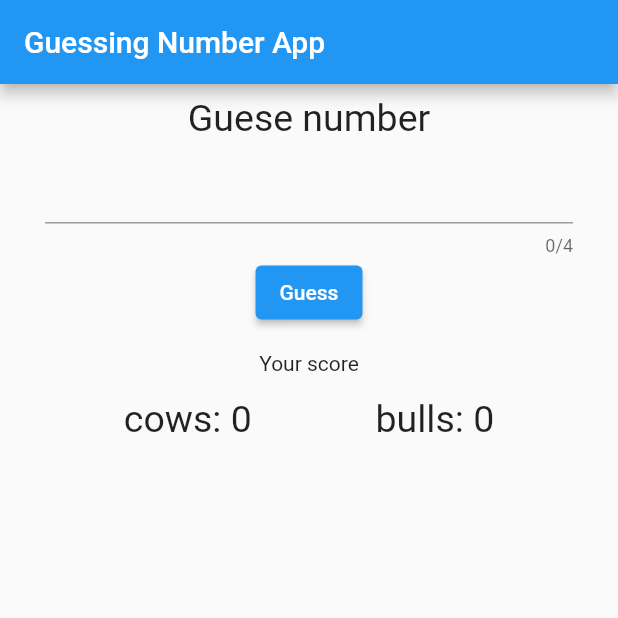
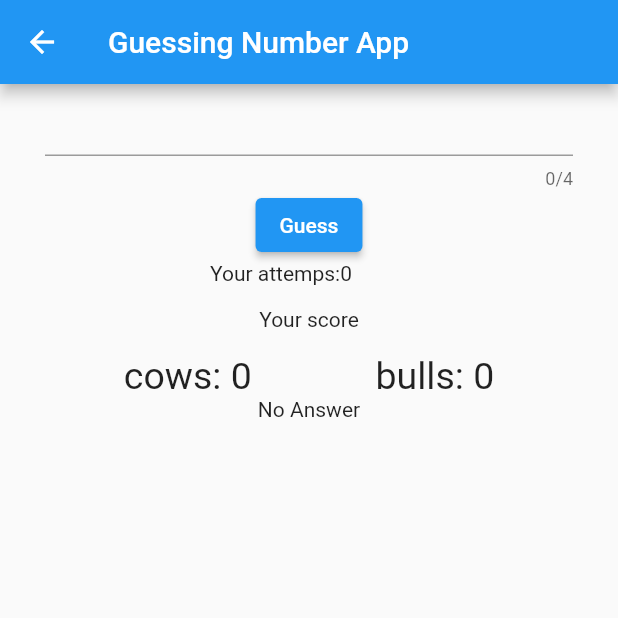
Before and after one commit to Phonekham/flutter_exercise, a Flutter app: the GuessingNumber screen opened directly, after a tap on "Guess", on a phone screen of 412 x 824 dp, the top half of it. Run offline on Flutter 3.47's test engine with Material 2 defaults, Android fonts, the light colour scheme and no system bars.

Commit message:
finish 1

```diff
--- /dev/null
+++ b/lib/features/guessing_number/model/answer.dart
@@ -0,0 +1,5 @@
+class Answer {
+  final String inputNumber;
+  final String randomNumber;
+  Answer({required this.inputNumber, required this.randomNumber});
+}
--- a/lib/features/guessing_number/screen/guessing_number.dart
+++ b/lib/features/guessing_number/screen/guessing_number.dart
@@ -1,6 +1,8 @@
 import 'package:flutter/material.dart';
 import 'dart:math' show Random;
-import 'dart:io';
+
+import 'package:flutter_exercise/features/guessing_number/model/answer.dart';
+import 'package:flutter_exercise/features/guessing_number/widgets/answer_list.dart';
 
 class GuessingNumber extends StatefulWidget {
   const GuessingNumber({Key? key}) : super(key: key);
@@ -10,6 +12,7 @@
 }
 
 class _GuessingNumberState extends State<GuessingNumber> {
+  final List<Answer> _answers = [];
   int count = 0;
   int cows = 0;
   int bulls = 0;
@@ -35,14 +38,6 @@
     return rnd;
   }
 
-  bool? _verifyEntryNumber(number) {
-    number = number.toString();
-    bool verify = true;
-    for (var i = 0; i < 4; i++) {
-      if (number.lastIndexOf) {}
-    }
-  }
-
   void _check() {
     if (_numberController.text.length < 4) {
       return;
@@ -56,11 +51,13 @@
     final input2 = _numberController.text[1];
     final input3 = _numberController.text[2];
     final input4 = _numberController.text[3];
+    final input = _numberController.text;
+
     if (rnd1 == input1) {
       setState(() {
         cows++;
       });
-    } else if (input1 == rnd2 || input1 == rnd3 || input1 == input4) {
+    } else if (input1 == rnd2 || input1 == rnd3 || input1 == rnd4) {
       setState(() {
         bulls++;
       });
@@ -70,7 +67,7 @@
       setState(() {
         cows++;
       });
-    } else if (input2 == rnd1 || input2 == rnd3 || input2 == input4) {
+    } else if (input2 == rnd1 || input2 == rnd3 || input2 == rnd4) {
       setState(() {
         bulls++;
       });
@@ -80,7 +77,7 @@
       setState(() {
         cows++;
       });
-    } else if (input3 == rnd1 || input3 == rnd2 || input3 == input4) {
+    } else if (input3 == rnd1 || input3 == rnd2 || input3 == rnd4) {
       setState(() {
         bulls++;
       });
@@ -90,16 +87,27 @@
       setState(() {
         cows++;
       });
-    } else if (input4 == rnd1 || input4 == rnd2 || input4 == input3) {
+    } else if (input4 == rnd1 || input4 == rnd2 || input4 == rnd3) {
       setState(() {
         bulls++;
       });
     }
+    _addAnswer(input, rnd);
+    setState(() {
+      count++;
+    });
+    if (rnd == input) {
+      setState(() {
+        game_over = true;
+      });
+    }
+  }
 
-    print(rnd);
-    print(_numberController.text);
-    print(cows);
-    print(bulls);
+  void _addAnswer(String inputNum, String ranNum) {
+    final newAnswer = Answer(inputNumber: inputNum, randomNumber: ranNum);
+    setState(() {
+      _answers.add(newAnswer);
+    });
   }
 
   @override
@@ -112,15 +120,7 @@
         child: Column(
           children: [
             Padding(
-              padding: EdgeInsets.all(8.0),
-              child: Center(
-                  child: Text(
-                'Guese number',
-                style: TextStyle(fontSize: 25),
-              )),
-            ),
-            Padding(
-              padding: EdgeInsets.only(right: 30.0, left: 30),
+              padding: const EdgeInsets.only(right: 30.0, left: 30),
               child: TextFormField(
                 keyboardType: TextInputType.number,
                 maxLength: 4,
@@ -134,7 +134,18 @@
               child: ElevatedButton(onPressed: _check, child: Text('Guess')),
             ),
             Padding(
-              padding: const EdgeInsets.all(15.0),
+              padding: const EdgeInsets.only(left: 140.0),
+              child: Center(
+                child: Row(
+                  children: [
+                    const Text('Your attemps:'),
+                    Text(count.toString()),
+                  ],
+                ),
+              ),
+            ),
+            const Padding(
+              padding: EdgeInsets.all(15.0),
               child: Text('Your score'),
             ),
             Center(
@@ -152,6 +163,9 @@
                   )
                 ],
               ),
+            ),
+            Flexible(
+              child: AnswerList(_answers),
             )
           ],
         ),
--- /dev/null
+++ b/lib/features/guessing_number/widgets/answer_item.dart
@@ -0,0 +1,26 @@
+import 'package:flutter/material.dart';
+import 'package:flutter_exercise/features/guessing_number/model/answer.dart';
+
+class AnswerItem extends StatelessWidget {
+  const AnswerItem({Key? key, required this.answer}) : super(key: key);
+  final Answer answer;
+
+  @override
+  Widget build(BuildContext context) {
+    return Card(
+      elevation: 5,
+      margin: const EdgeInsets.symmetric(vertical: 8, horizontal: 5),
+      child: ListTile(
+        title: Text(
+          'your guess : ${answer.inputNumber} ',
+        ),
+        subtitle: Text(
+          'random num: ${answer.randomNumber}',
+          style: TextStyle(
+            fontSize: 15,
+          ),
+        ),
+      ),
+    );
+  }
+}
--- /dev/null
+++ b/lib/features/guessing_number/widgets/answer_list.dart
@@ -0,0 +1,25 @@
+import 'package:flutter/material.dart';
+import 'package:flutter_exercise/features/guessing_number/model/answer.dart';
+import 'package:flutter_exercise/features/guessing_number/widgets/answer_item.dart';
+
+class AnswerList extends StatelessWidget {
+  final List<Answer> answers;
+  const AnswerList(this.answers);
+
+  @override
+  Widget build(BuildContext context) {
+    return answers.isEmpty
+        ? Column(
+            children: const [Text('No Answer')],
+          )
+        : ListView.builder(
+            padding: const EdgeInsets.all(8),
+            itemCount: answers.length,
+            itemBuilder: (BuildContext context, int index) {
+              return AnswerItem(
+                answer: answers[index],
+              );
+            },
+          );
+  }
+}
--- a/lib/main.dart
+++ b/lib/main.dart
@@ -1,5 +1,6 @@
 import 'package:flutter/material.dart';
 import 'package:flutter_exercise/features/guessing_number/screen/guessing_number.dart';
+import 'package:flutter_exercise/features/guessing_number/widgets/toic_tac_toe.dart';
 
 void main() {
   runApp(const MyApp());
@@ -16,7 +17,7 @@
       theme: ThemeData(
         primarySwatch: Colors.blue,
       ),
-      home: const GuessingNumber(),
+      home: const TicTacToe(),
     );
   }
 }
```
Also changed, not shown: lib/features/guessing_number/widgets/toic_tac_toe.dart (added, +54 -0 lines).
